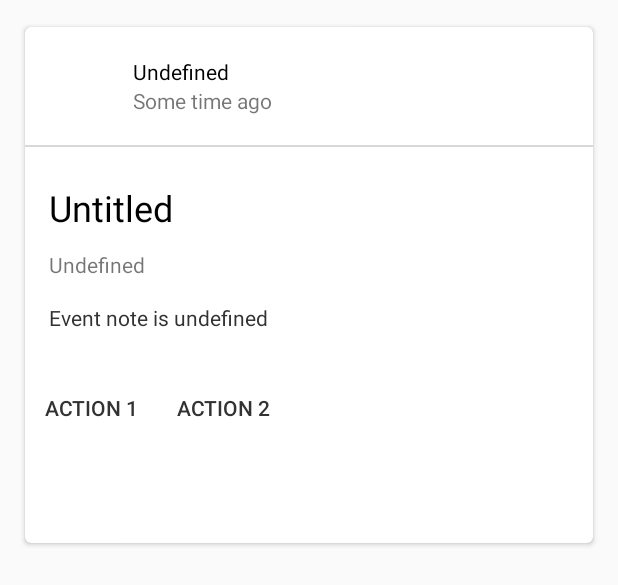
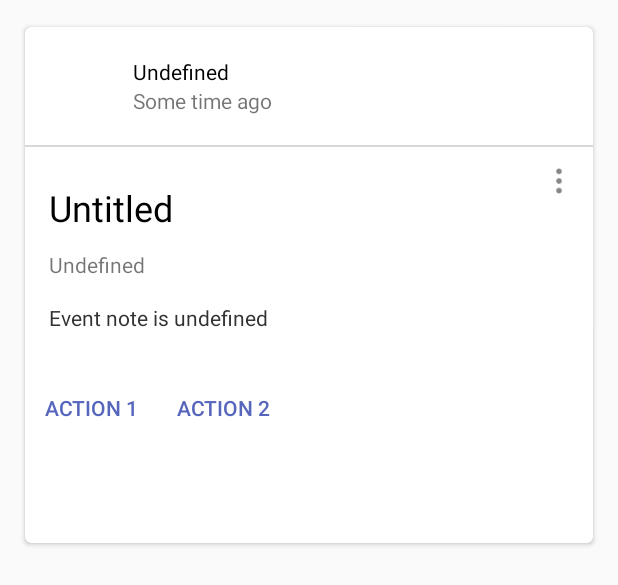
Before and after one commit to jitrapon/glom-android, an Android app: the layout event_card.xml on its own in the app's theme, with its tools: preview values and no code run, on a phone screen of 412 x 824 dp. Shown: the top 585 px of the screen. Run offline under Robolectric (Android 15) with nearby library versions, the light colour scheme and no system bars.

Commit message:
Fixed recyclerview padding problem with TabLayout

```diff
--- a/app/src/main/java/com/abborg/glom/ui/EventActivity.java
+++ b/app/src/main/java/com/abborg/glom/ui/EventActivity.java
@@ -222,8 +222,8 @@ public class EventActivity extends AppCompatActivity {
             // verify that datetime is input correctly
             if (validateName() && validateDateTime()) {
                 User user = appState.getUser();
-//                String place = "ChIJB5FY5M2e4jARo48nbVRhgAo";
-                String place = null;
+                String place = "ChIJB5FY5M2e4jARo48nbVRhgAo";
+//                String place = null;
                 Location location = new Location("");
                 location.setLatitude(1.29929);
                 location.setLongitude(103.86286);
--- a/app/src/main/res/layout/content_event.xml
+++ b/app/src/main/res/layout/content_event.xml
@@ -9,7 +9,7 @@
     android:paddingTop="@dimen/activity_vertical_margin"
     android:paddingBottom="@dimen/activity_vertical_margin"
     app:layout_behavior="@string/appbar_scrolling_view_behavior"
-    tools:showIn="@layout/activity_create_event"
+    tools:showIn="@layout/activity_event"
     tools:context="com.abborg.glom.ui.EventActivity"
     android:orientation="vertical">
 
--- a/app/src/main/res/layout/event_card.xml
+++ b/app/src/main/res/layout/event_card.xml
@@ -19,6 +19,7 @@
         <LinearLayout
             android:layout_width="match_parent"
             android:layout_height="wrap_content"
+            android:background="?android:attr/selectableItemBackground"
             android:orientation="vertical">
 
             <RelativeLayout
@@ -78,6 +79,17 @@
                     android:textColor="@color/cardPrimaryText"
                     android:text="@string/card_event_name_placeholder"/>
 
+                <ImageView
+                    android:id="@+id/cardActionButtonMenu"
+                    android:layout_width="45dp"
+                    android:layout_height="45dp"
+                    android:padding="8dp"
+                    android:layout_alignParentTop="true"
+                    android:layout_alignParentRight="true"
+                    android:layout_alignParentEnd="true"
+                    android:src="@drawable/ic_action_menu"
+                    android:background="?android:attr/selectableItemBackground"/>
+
                 <TextView
                     android:id="@+id/cardEventVenue"
                     android:layout_width="wrap_content"
@@ -108,22 +120,26 @@
                 android:layout_height="wrap_content">
 
                 <Button
-                    android:id="@+id/cardButton1"
+                    android:id="@+id/cardActionButton1"
+                    android:focusable="false"
+                    android:focusableInTouchMode="false"
                     android:layout_width="wrap_content"
                     android:layout_height="wrap_content"
                     android:padding="@dimen/event_card_action_padding"
                     android:background="?android:attr/selectableItemBackground"
-                    android:textColor="@android:color/secondary_text_light"
+                    android:textColor="@color/actionButtonColor"
                     android:text="ACTION 1"/>
 
                 <Button
-                    android:id="@+id/cardButton2"
+                    android:id="@+id/cardActionButton2"
+                    android:focusable="false"
+                    android:focusableInTouchMode="false"
                     android:layout_width="wrap_content"
                     android:layout_height="wrap_content"
                     android:padding="@dimen/event_card_action_padding"
                     android:background="?android:attr/selectableItemBackground"
-                    android:layout_toRightOf="@+id/cardButton1"
-                    android:textColor="@android:color/secondary_text_light"
+                    android:layout_toRightOf="@+id/cardActionButton1"
+                    android:textColor="@color/actionButtonColor"
                     android:text="ACTION 2"/>
 
                 <ImageView
--- a/app/src/main/res/layout/fragment_event.xml
+++ b/app/src/main/res/layout/fragment_event.xml
@@ -1,10 +1,10 @@
 <RelativeLayout xmlns:android="http://schemas.android.com/apk/res/android"
     xmlns:tools="http://schemas.android.com/tools"
+    android:id="@+id/circle_event_layout"
     android:layout_width="match_parent"
     android:layout_height="match_parent"
     tools:context="com.abborg.glom.ui.EventFragment"
-    android:paddingTop="@dimen/fragment_margin_top"
-    >
+    android:paddingTop="?attr/actionBarSize">
 
     <android.support.v7.widget.RecyclerView
         android:id="@+id/circle_event_view"
--- /dev/null
+++ b/app/src/main/res/layout/recycler_header.xml
@@ -0,0 +1,4 @@
+<?xml version="1.0" encoding="utf-8"?>
+<View xmlns:android="http://schemas.android.com/apk/res/android"
+    android:layout_width="match_parent"
+    android:layout_height="?attr/actionBarSize"/>
--- a/app/src/main/res/values/colors.xml
+++ b/app/src/main/res/values/colors.xml
@@ -10,4 +10,5 @@
     <color name="menuOverlay">#88676767</color>
     <color name="lineDivider">#D8D8D8</color>
     <color name="cardPrimaryText">#000000</color>
+    <color name="actionButtonColor">#5766BD</color>
 </resources>
```
Also changed, not shown: app/src/main/java/com/abborg/glom/adapter/EventRecyclerViewAdapter.java (+65 -25 lines), app/src/main/java/com/abborg/glom/ui/EventFragment.java (+7 -2 lines), app/src/main/java/com/abborg/glom/ui/LocationFragment.java (+20 -1 lines), app/src/main/java/com/abborg/glom/ui/RecyclerHeaderViewHolder.java (added, +13 -0 lines), app/src/main/res/drawable-hdpi/ic_action_menu.png (added), app/src/main/res/drawable-mdpi/ic_action_menu.png (added), app/src/main/res/drawable-xhdpi/ic_action_menu.png (added), app/src/main/res/drawable-xxhdpi/ic_action_menu.png (added), 1 other file.
